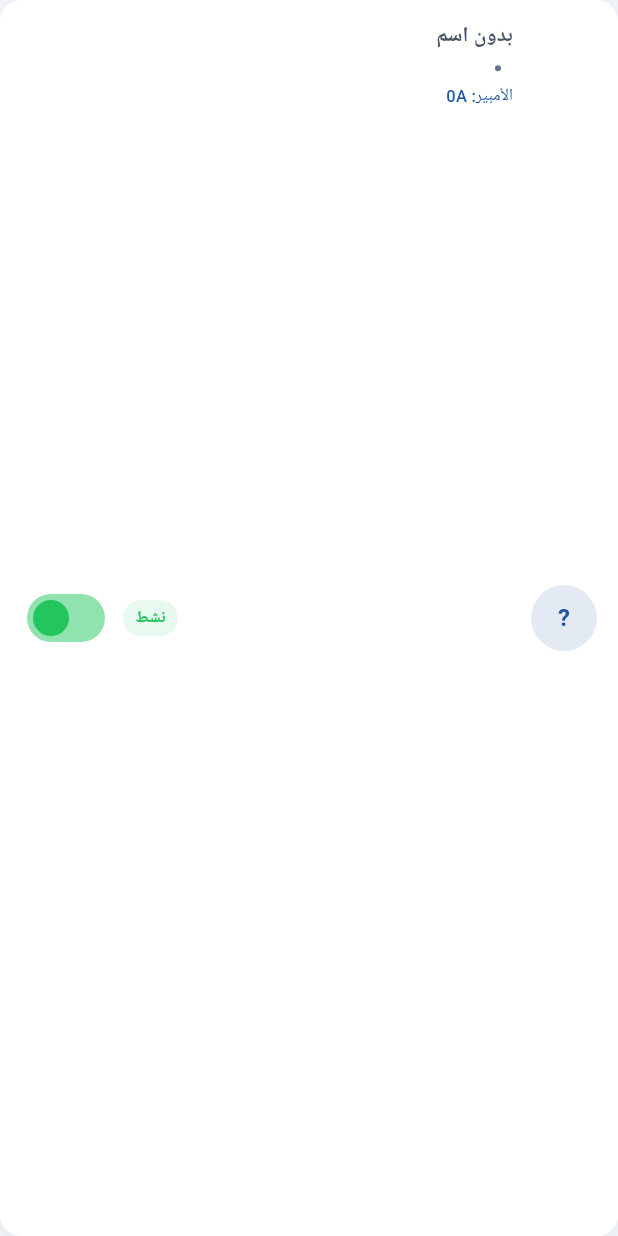
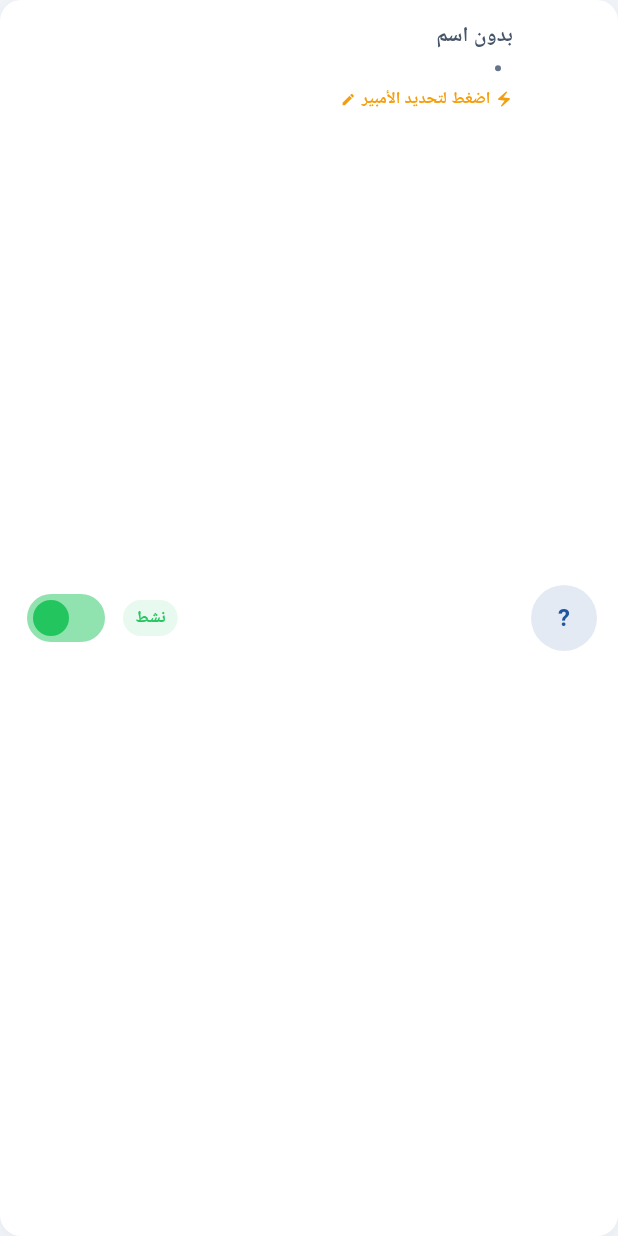
Before and after one commit to Mohmmed-AlShweikh/Power-House, a Flutter app: the _SubscriberCard widget shown alone on an empty page, opened directly with empty values, on a phone screen of 412 x 824 dp. Run offline on Flutter 3.47's test engine with Material 3 defaults, Android fonts, the phone set to English and light mode, and no system bars; drawn by our look-alikes of flutter_animate; our stand-ins replace cloud_firestore, firebase_auth, firebase_core, flutter_riverpod, go_router, image_picker and 1 more; accounts and stored records are empty; network calls fail.

Commit message:
Add ability to set ampere limit for each subscriber
Add a dialog to the admin screen to set the ampere limit for each subscriber, which updates in real-time on the consumer's home screen.

Replit-Commit-Author: Agent
Replit-Commit-Session-Id: dd24b2a3-9e5a-4451-a813-093653047dca
Replit-Commit-Checkpoint-Type: full_checkpoint
Replit-Commit-Event-Id: c5b4b8a9-a707-416b-999d-291290f26f38
Replit-Commit-Screenshot-Url: https://storage.googleapis.com/screenshot-production-us-central1/c44fab2c-e658-43b5-888b-23138e26baee/dd24b2a3-9e5a-4451-a813-093653047dca/YUmCzMy
Replit-Helium-Checkpoint-Created: true

```diff
--- a/lib/views/screens/admin/admin_screen.dart
+++ b/lib/views/screens/admin/admin_screen.dart
@@ -764,6 +764,62 @@ class _SubscriberCard extends StatelessWidget {
   const _SubscriberCard(
       {required this.sub, required this.onToggle, required this.onJumpToBill});
 
+  Future<void> _editAmpere(BuildContext context) async {
+    final ctrl = TextEditingController(
+        text: sub.ampereLimit > 0 ? '${sub.ampereLimit}' : '');
+    final result = await showDialog<int>(
+      context: context,
+      builder: (_) => Directionality(
+        textDirection: TextDirection.rtl,
+        child: AlertDialog(
+          shape:
+              RoundedRectangleBorder(borderRadius: BorderRadius.circular(16)),
+          title: Text('حد الأمبير — ${sub.name}'),
+          content: Column(
+            mainAxisSize: MainAxisSize.min,
+            children: [
+              const Text(
+                'أدخل الحد الأقصى للأمبير المسموح به لهذا المشترك',
+                style:
+                    TextStyle(fontSize: 13, color: AppColors.lightMuted),
+              ),
+              const SizedBox(height: 16),
+              TextField(
+                controller: ctrl,
+                keyboardType: TextInputType.number,
+                autofocus: true,
+                decoration: InputDecoration(
+                  labelText: 'الأمبير',
+                  hintText: 'مثال: 10',
+                  suffixText: 'A',
+                  border: OutlineInputBorder(
+                      borderRadius: BorderRadius.circular(10)),
+                  prefixIcon:
+                      const Icon(Icons.electric_bolt, size: 20),
+                ),
+              ),
+            ],
+          ),
+          actions: [
+            TextButton(
+                onPressed: () => Navigator.pop(context),
+                child: const Text('إلغاء')),
+            ElevatedButton(
+              onPressed: () {
+                final v = int.tryParse(ctrl.text.trim());
+                if (v != null && v > 0) Navigator.pop(context, v);
+              },
+              child: const Text('حفظ'),
+            ),
+          ],
+        ),
+      ),
+    );
+    if (result != null) {
+      await FirebaseService().updateSubscriber(sub.uid, ampereLimit: result);
+    }
+  }
+
   @override
   Widget build(BuildContext context) {
     final isActive = sub.subscriptionStatus == SubscriptionStatus.active;
@@ -833,17 +889,44 @@ class _SubscriberCard extends StatelessWidget {
                       ),
                     ],
                   ),
-                  const SizedBox(height: 2),
-                  Text('الأمبير: ${sub.ampereLimit}A',
-                      style: const TextStyle(
-                          fontSize: 11,
-                          color: AppColors.primary,
-                          fontWeight: FontWeight.w500)),
+                  const SizedBox(height: 4),
+                  GestureDetector(
+                    onTap: () => _editAmpere(context),
+                    child: Row(
+                      mainAxisSize: MainAxisSize.min,
+                      children: [
+                        Icon(Icons.electric_bolt,
+                            size: 12,
+                            color: sub.ampereLimit > 0
+                                ? AppColors.primary
+                                : AppColors.warning),
+                        const SizedBox(width: 3),
+                        Text(
+                          sub.ampereLimit > 0
+                              ? '${sub.ampereLimit} A'
+                              : 'اضغط لتحديد الأمبير',
+                          style: TextStyle(
+                              fontSize: 11,
+                              color: sub.ampereLimit > 0
+                                  ? AppColors.primary
+                                  : AppColors.warning,
+                              fontWeight: FontWeight.w600),
+                        ),
+                        const SizedBox(width: 4),
+                        Icon(Icons.edit,
+                            size: 10,
+                            color: sub.ampereLimit > 0
+                                ? AppColors.lightMuted
+                                : AppColors.warning),
+                      ],
+                    ),
+                  ),
                 ],
               ),
             ),
             Container(
-              padding: const EdgeInsets.symmetric(horizontal: 8, vertical: 4),
+              padding:
+                  const EdgeInsets.symmetric(horizontal: 8, vertical: 4),
               decoration: BoxDecoration(
                 color: (isActive ? AppColors.success : AppColors.error)
                     .withOpacity(0.1),
@@ -853,7 +936,8 @@ class _SubscriberCard extends StatelessWidget {
                   style: TextStyle(
                       fontSize: 11,
                       fontWeight: FontWeight.w600,
-                      color: isActive ? AppColors.success : AppColors.error)),
+                      color:
+                          isActive ? AppColors.success : AppColors.error)),
             ),
             const SizedBox(width: 8),
             Switch(
```
